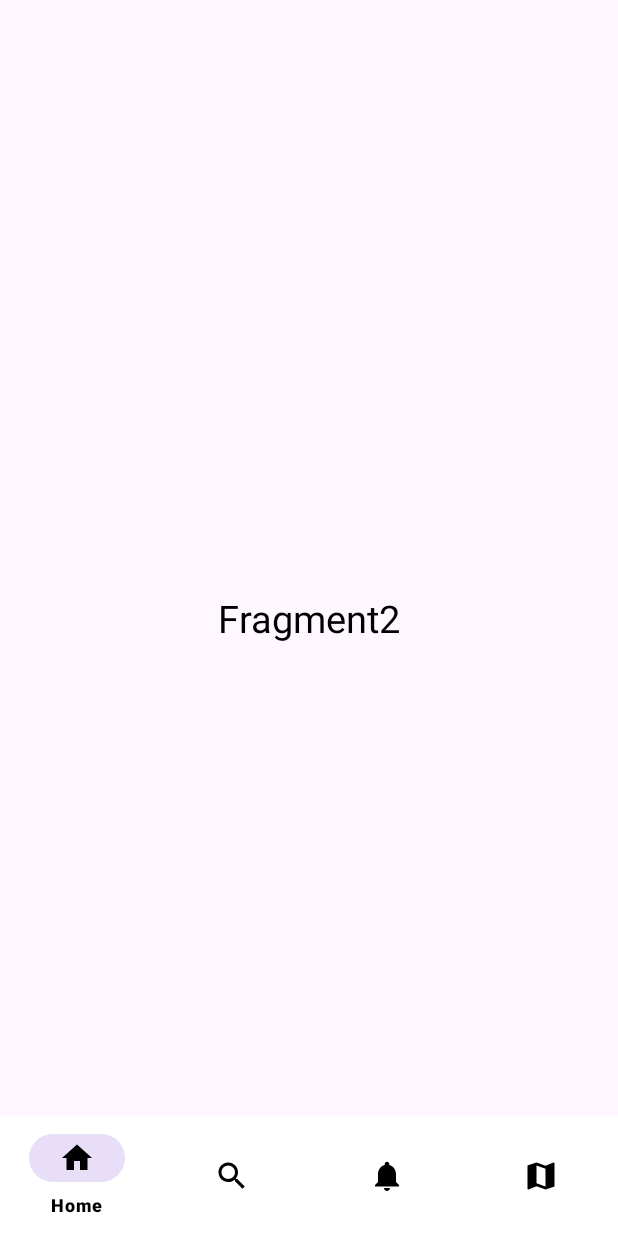
After one commit to williampostillos/proyecto_integrador, an Android app: the fragment BuscadorFragment placed in its activity, on a phone screen of 412 x 824 dp. The commit adds this screen. Run offline under Robolectric (Android 15) with nearby library versions, the phone set to English and light mode, and no system bars; Roboto replaces fonts that are not available here.

Commit message:
Se agregaron los fragment home, buscador, alerta. informacion

```diff
--- a/Proyecto_integrador/app/build.gradle.kts
+++ b/Proyecto_integrador/app/build.gradle.kts
@@ -39,7 +39,7 @@ android {
 }
 
 dependencies {
-
+    implementation("androidx.fragment:fragment-ktx:1.6.1")
     implementation("androidx.core:core-ktx:1.9.0")
     implementation("androidx.appcompat:appcompat:1.6.1")
     implementation("com.google.android.material:material:1.8.0")
--- /dev/null
+++ b/Proyecto_integrador/app/src/main/java/com/example/proyecto_integrador/BuscadorFragment.kt
@@ -0,0 +1,59 @@
+package com.example.proyecto_integrador
+
+import android.os.Bundle
+import androidx.fragment.app.Fragment
+import android.view.LayoutInflater
+import android.view.View
+import android.view.ViewGroup
+
+// TODO: Rename parameter arguments, choose names that match
+// the fragment initialization parameters, e.g. ARG_ITEM_NUMBER
+private const val ARG_PARAM1 = "param1"
+private const val ARG_PARAM2 = "param2"
+
+/**
+ * A simple [Fragment] subclass.
+ * Use the [BuscadorFragment.newInstance] factory method to
+ * create an instance of this fragment.
+ */
+class BuscadorFragment : Fragment() {
+    // TODO: Rename and change types of parameters
+    private var param1: String? = null
+    private var param2: String? = null
+
+    override fun onCreate(savedInstanceState: Bundle?) {
+        super.onCreate(savedInstanceState)
+        arguments?.let {
+            param1 = it.getString(ARG_PARAM1)
+            param2 = it.getString(ARG_PARAM2)
+        }
+    }
+
+    override fun onCreateView(
+        inflater: LayoutInflater, container: ViewGroup?,
+        savedInstanceState: Bundle?
+    ): View? {
+        // Inflate the layout for this fragment
+        return inflater.inflate(R.layout.fragment_buscador, container, false)
+    }
+
+    companion object {
+        /**
+         * Use this factory method to create a new instance of
+         * this fragment using the provided parameters.
+         *
+         * @param param1 Parameter 1.
+         * @param param2 Parameter 2.
+         * @return A new instance of fragment BuscadorFragment.
+         */
+        // TODO: Rename and change types and number of parameters
+        @JvmStatic
+        fun newInstance(param1: String, param2: String) =
+            BuscadorFragment().apply {
+                arguments = Bundle().apply {
+                    putString(ARG_PARAM1, param1)
+                    putString(ARG_PARAM2, param2)
+                }
+            }
+    }
+}
--- /dev/null
+++ b/Proyecto_integrador/app/src/main/java/com/example/proyecto_integrador/HomeFragment.kt
@@ -0,0 +1,59 @@
+package com.example.proyecto_integrador
+
+import android.os.Bundle
+import androidx.fragment.app.Fragment
+import android.view.LayoutInflater
+import android.view.View
+import android.view.ViewGroup
+
+// TODO: Rename parameter arguments, choose names that match
+// the fragment initialization parameters, e.g. ARG_ITEM_NUMBER
+private const val ARG_PARAM1 = "param1"
+private const val ARG_PARAM2 = "param2"
+
+/**
+ * A simple [Fragment] subclass.
+ * Use the [HomeFragment.newInstance] factory method to
+ * create an instance of this fragment.
+ */
+class HomeFragment : Fragment() {
+    // TODO: Rename and change types of parameters
+    private var param1: String? = null
+    private var param2: String? = null
+
+    override fun onCreate(savedInstanceState: Bundle?) {
+        super.onCreate(savedInstanceState)
+        arguments?.let {
+            param1 = it.getString(ARG_PARAM1)
+            param2 = it.getString(ARG_PARAM2)
+        }
+    }
+
+    override fun onCreateView(
+        inflater: LayoutInflater, container: ViewGroup?,
+        savedInstanceState: Bundle?
+    ): View? {
+        // Inflate the layout for this fragment
+        return inflater.inflate(R.layout.fragment_home, container, false)
+    }
+
+    companion object {
+        /**
+         * Use this factory method to create a new instance of
+         * this fragment using the provided parameters.
+         *
+         * @param param1 Parameter 1.
+         * @param param2 Parameter 2.
+         * @return A new instance of fragment HomeFragment.
+         */
+        // TODO: Rename and change types and number of parameters
+        @JvmStatic
+        fun newInstance(param1: String, param2: String) =
+            HomeFragment().apply {
+                arguments = Bundle().apply {
+                    putString(ARG_PARAM1, param1)
+                    putString(ARG_PARAM2, param2)
+                }
+            }
+    }
+}
--- /dev/null
+++ b/Proyecto_integrador/app/src/main/res/drawable/ic_home.xml
@@ -0,0 +1,5 @@
+<vector android:height="24dp" android:tint="#000000"
+    android:viewportHeight="24" android:viewportWidth="24"
+    android:width="24dp" xmlns:android="http://schemas.android.com/apk/res/android">
+    <path android:fillColor="@android:color/white" android:pathData="M10,20v-6h4v6h5v-8h3L12,3 2,12h3v8z"/>
+</vector>
--- /dev/null
+++ b/Proyecto_integrador/app/src/main/res/drawable/ic_map.xml
@@ -0,0 +1,5 @@
+<vector android:height="24dp" android:tint="#000000"
+    android:viewportHeight="24" android:viewportWidth="24"
+    android:width="24dp" xmlns:android="http://schemas.android.com/apk/res/android">
+    <path android:fillColor="@android:color/white" android:pathData="M20.5,3l-0.16,0.03L15,5.1 9,3 3.36,4.9c-0.21,0.07 -0.36,0.25 -0.36,0.48V20.5c0,0.28 0.22,0.5 0.5,0.5l0.16,-0.03L9,18.9l6,2.1 5.64,-1.9c0.21,-0.07 0.36,-0.25 0.36,-0.48V3.5c0,-0.28 -0.22,-0.5 -0.5,-0.5zM15,19l-6,-2.11V5l6,2.11V19z"/>
+</vector>
--- /dev/null
+++ b/Proyecto_integrador/app/src/main/res/drawable/ic_not.xml
@@ -0,0 +1,5 @@
+<vector android:height="24dp" android:tint="#000000"
+    android:viewportHeight="24" android:viewportWidth="24"
+    android:width="24dp" xmlns:android="http://schemas.android.com/apk/res/android">
+    <path android:fillColor="@android:color/white" android:pathData="M12,22c1.1,0 2,-0.9 2,-2h-4c0,1.1 0.89,2 2,2zM18,16v-5c0,-3.07 -1.64,-5.64 -4.5,-6.32L13.5,4c0,-0.83 -0.67,-1.5 -1.5,-1.5s-1.5,0.67 -1.5,1.5v0.68C7.63,5.36 6,7.92 6,11v5l-2,2v1h16v-1l-2,-2z"/>
+</vector>
--- /dev/null
+++ b/Proyecto_integrador/app/src/main/res/drawable/ic_search.xml
@@ -0,0 +1,5 @@
+<vector android:height="24dp" android:tint="#000000"
+    android:viewportHeight="24" android:viewportWidth="24"
+    android:width="24dp" xmlns:android="http://schemas.android.com/apk/res/android">
+    <path android:fillColor="@android:color/white" android:pathData="M15.5,14h-0.79l-0.28,-0.27C15.41,12.59 16,11.11 16,9.5 16,5.91 13.09,3 9.5,3S3,5.91 3,9.5 5.91,16 9.5,16c1.61,0 3.09,-0.59 4.23,-1.57l0.27,0.28v0.79l5,4.99L20.49,19l-4.99,-5zM9.5,14C7.01,14 5,11.99 5,9.5S7.01,5 9.5,5 14,7.01 14,9.5 11.99,14 9.5,14z"/>
+</vector>
--- a/Proyecto_integrador/app/src/main/res/layout/activity_home.xml
+++ b/Proyecto_integrador/app/src/main/res/layout/activity_home.xml
@@ -1,17 +1,24 @@
 <?xml version="1.0" encoding="utf-8"?>
-<androidx.constraintlayout.widget.ConstraintLayout xmlns:android="http://schemas.android.com/apk/res/android"
+<androidx.coordinatorlayout.widget.CoordinatorLayout xmlns:android="http://schemas.android.com/apk/res/android"
     xmlns:app="http://schemas.android.com/apk/res-auto"
     xmlns:tools="http://schemas.android.com/tools"
     android:layout_width="match_parent"
     android:layout_height="match_parent"
     tools:context=".HomeActivity">
 
-    <TextView
-        android:layout_width="wrap_content"
+    <FrameLayout
+        android:id="@+id/frameContainer"
+        android:layout_width="match_parent"
+        android:layout_height="match_parent"/>
+
+    <com.google.android.material.bottomnavigation.BottomNavigationView
+        android:id="@+id/navMenu"
+        android:layout_width="match_parent"
         android:layout_height="wrap_content"
-        android:text="Home"
-        app:layout_constraintBottom_toBottomOf="parent"
-        app:layout_constraintEnd_toEndOf="parent"
-        app:layout_constraintStart_toStartOf="parent"
-        app:layout_constraintTop_toTopOf="parent" />
-</androidx.constraintlayout.widget.ConstraintLayout>
+        app:menu="@menu/navegation_menu"
+        android:layout_gravity="bottom"
+        android:background="@color/white"
+        app:itemIconTint="@color/black"
+        app:itemTextColor="@color/black"
+        />
+</androidx.coordinatorlayout.widget.CoordinatorLayout>
--- /dev/null
+++ b/Proyecto_integrador/app/src/main/res/layout/fragment_buscador.xml
@@ -0,0 +1,16 @@
+<?xml version="1.0" encoding="utf-8"?>
+<FrameLayout xmlns:android="http://schemas.android.com/apk/res/android"
+    xmlns:tools="http://schemas.android.com/tools"
+    android:layout_width="match_parent"
+    android:layout_height="match_parent"
+    tools:context=".BuscadorFragment">
+
+    <TextView
+        android:layout_width="wrap_content"
+        android:layout_height="wrap_content"
+        android:textSize="25sp"
+        android:textColor="@color/black"
+        android:layout_gravity="center"
+        android:text="Fragment2" />
+
+</FrameLayout>
--- /dev/null
+++ b/Proyecto_integrador/app/src/main/res/menu/navegation_menu.xml
@@ -0,0 +1,23 @@
+<?xml version="1.0" encoding="utf-8"?>
+<menu xmlns:android="http://schemas.android.com/apk/res/android">
+    <item
+        android:id="@+id/itemFragment1"
+        android:icon="@drawable/ic_home"
+        android:title="Home"
+        />
+    <item
+        android:id="@+id/itemFragment2"
+        android:icon="@drawable/ic_search"
+        android:title="Buscador"
+        />
+    <item
+        android:id="@+id/itemFragment3"
+        android:icon="@drawable/ic_not"
+        android:title="Alertas"
+        />
+    <item
+        android:id="@+id/itemFragment4"
+        android:icon="@drawable/ic_map"
+        android:title="Informacion"
+        />
+</menu>
--- a/Proyecto_integrador/app/src/main/res/values/strings.xml
+++ b/Proyecto_integrador/app/src/main/res/values/strings.xml
@@ -17,4 +17,6 @@
     <string name="invalid_username">Not a valid username</string>
     <string name="invalid_password">Password must be >5 characters</string>
     <string name="login_failed">"Login failed"</string>
+    <!-- TODO: Remove or change this placeholder text -->
+    <string name="hello_blank_fragment">Hello blank fragment</string>
 </resources>
```
Also changed, not shown: Proyecto_integrador/app/src/main/java/com/example/proyecto_integrador/AlertasFragment.kt (added, +59 -0 lines), Proyecto_integrador/app/src/main/java/com/example/proyecto_integrador/HomeActivity.kt (+57 -0 lines), Proyecto_integrador/app/src/main/java/com/example/proyecto_integrador/InformacionFragment.kt (added, +59 -0 lines), Proyecto_integrador/app/src/main/res/layout/fragment_alertas.xml (added, +16 -0 lines), Proyecto_integrador/app/src/main/res/layout/fragment_home.xml (added, +18 -0 lines), Proyecto_integrador/app/src/main/res/layout/fragment_informacion.xml (added, +16 -0 lines).
